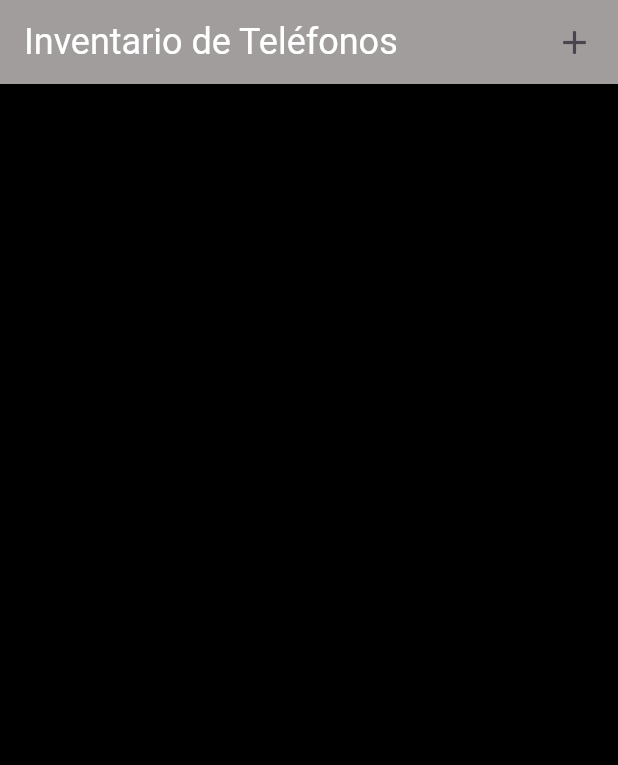
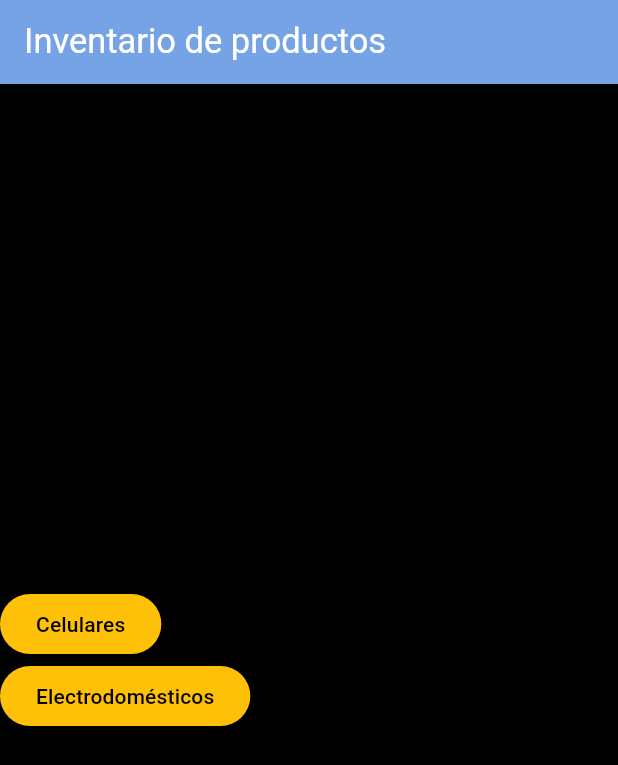
Before and after one commit to gnievap/mongo_5b25, a Flutter app: the screen it shows after launch, on a phone screen of 412 x 824 dp. Shown: the top 765 px of the screen. Run offline on Flutter 3.47's test engine with Material 3 defaults, Android fonts, the phone set to English and light mode, and no system bars; our stand-ins replace google_fonts; missing offline and left inert: mongo_dart.

Commit message:
Starting with theme

```diff
--- a/lib/main.dart
+++ b/lib/main.dart
@@ -1,5 +1,5 @@
 import 'package:flutter/material.dart';
-import 'package:mongo5b25/screens/phones_screen.dart';
+import 'package:mongo5b25/screens/main_screen.dart';
 import 'package:mongo5b25/services/mongo_service.dart';
 import 'package:mongo5b25/widgets/theme.dart';
 
@@ -18,7 +18,7 @@ class MainApp extends StatelessWidget {
     return  MaterialApp(
       debugShowCheckedModeBanner: false,
       theme: tema1(),
-      home: const PhoneScreen(),
+      home: const MainScreen(),
     );
   }
 }
--- /dev/null
+++ b/lib/screens/main_screen.dart
@@ -0,0 +1,35 @@
+import 'package:flutter/material.dart';
+import 'package:mongo5b25/screens/phones_screen.dart';
+
+class MainScreen extends StatelessWidget {
+  const MainScreen({super.key});
+
+  @override
+  Widget build(BuildContext context) {
+    return  Scaffold(
+      appBar: AppBar(
+        title: const Text('Inventario de productos'),
+      ),
+      body:  Column(
+        mainAxisAlignment: MainAxisAlignment.center,
+        crossAxisAlignment: CrossAxisAlignment.start,
+        children: [
+           ElevatedButton(
+            onPressed: () async {
+              await Navigator.of(context).push(
+                  MaterialPageRoute(
+                    builder: (context) => const PhoneScreen(),
+                  ),
+              );
+            },
+            child: const Text('Celulares'),
+          ),
+            ElevatedButton(
+            onPressed: () { },
+            child: const Text('Electrodomésticos'),
+          ),
+        ],
+      ),
+    );
+  }
+}
--- a/lib/screens/phones_screen.dart
+++ b/lib/screens/phones_screen.dart
@@ -161,7 +161,8 @@ class _PhoneScreenState extends State<PhoneScreen> {
           style: Theme.of(context).textTheme.bodyMedium,),
           Text('${phone.existencia}',
           style: Theme.of(context).textTheme.bodySmall,),
-          Text('\$${phone.precio}'),
+          Text('\$${phone.precio}',
+          style: Theme.of(context).textTheme.bodySmall,),
         ],
       ),
       trailing:  Row(
--- a/lib/widgets/theme.dart
+++ b/lib/widgets/theme.dart
@@ -1,18 +1,20 @@
 import 'package:flutter/material.dart';
+import 'package:google_fonts/google_fonts.dart';
 
 ThemeData tema1() {
   return ThemeData(
     // color base
     scaffoldBackgroundColor: Colors.black,
-    primaryColor: Color.fromARGB(255, 207, 207, 210),
+    primaryColor: const Color.fromARGB(255, 207, 207, 210),
 
     // Barra de la App
-    appBarTheme: const AppBarTheme(
-      backgroundColor: Color.fromARGB(255, 161, 157, 157),
-      titleTextStyle: TextStyle(
+    appBarTheme:  AppBarTheme(
+      backgroundColor: const Color.fromARGB(255, 118, 163, 230),
+      titleTextStyle: GoogleFonts.aBeeZee(
         color: Colors.white,
-        fontSize: 24,
+        fontSize: 23,
       ),
+
     ),
 
     textTheme: const TextTheme(
@@ -26,16 +28,27 @@ ThemeData tema1() {
       bodyMedium: TextStyle(
         color: Color.fromARGB(255, 164, 174, 219),
         fontWeight: FontWeight.bold,
-        fontSize: 15,
+        fontSize: 22,
       ),
       // Texto informativo 2
       bodySmall: TextStyle(
-        color: Color.fromARGB(255, 164, 174, 219),
+        color: Color.fromARGB(255, 182, 192, 237),
         fontWeight: FontWeight.bold,
-        fontSize: 13,
+        fontSize: 18,
       ),
     ),
 
+    elevatedButtonTheme:  ElevatedButtonThemeData(
+      style: ElevatedButton.styleFrom(
+        backgroundColor: Colors.amber,
+        foregroundColor: Colors.black,
+      ),
+      ),
+
+    iconTheme: const IconThemeData(
+      color: Colors.white,
+      size: 30,
+    ),
 
   );
 
--- a/pubspec.yaml
+++ b/pubspec.yaml
@@ -9,6 +9,7 @@ environment:
 dependencies:
   flutter:
     sdk: flutter
+  google_fonts: ^6.2.1
   mongo_dart: ^0.10.0
 
 dev_dependencies:
```
Also changed, not shown: pubspec.lock.
